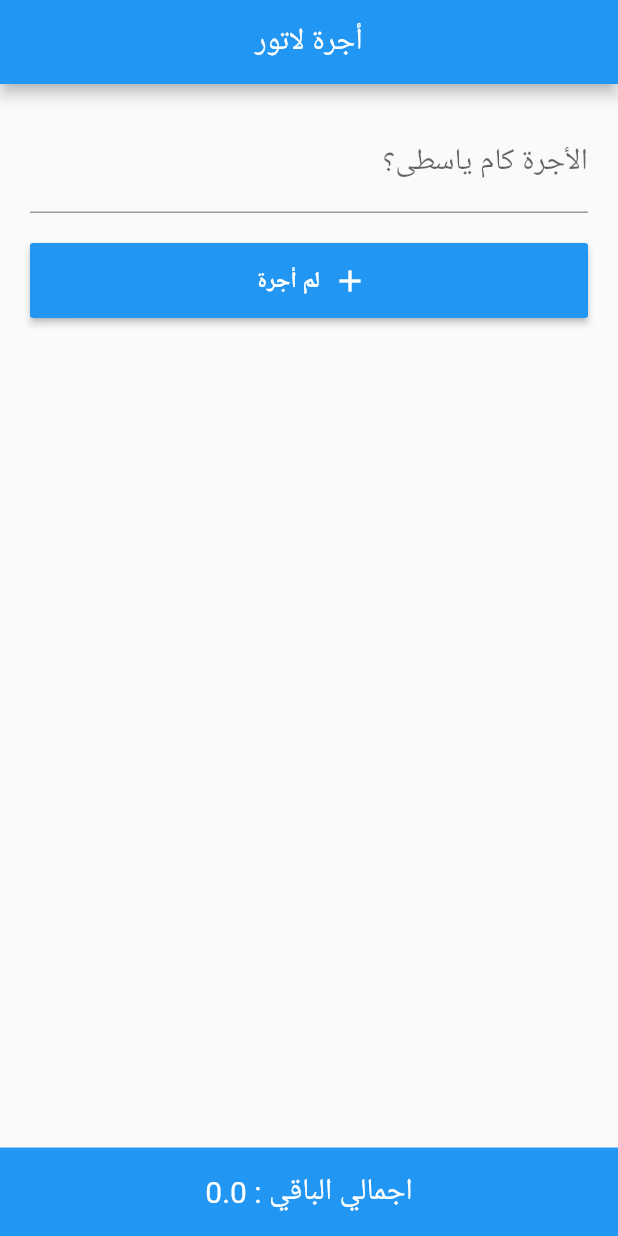
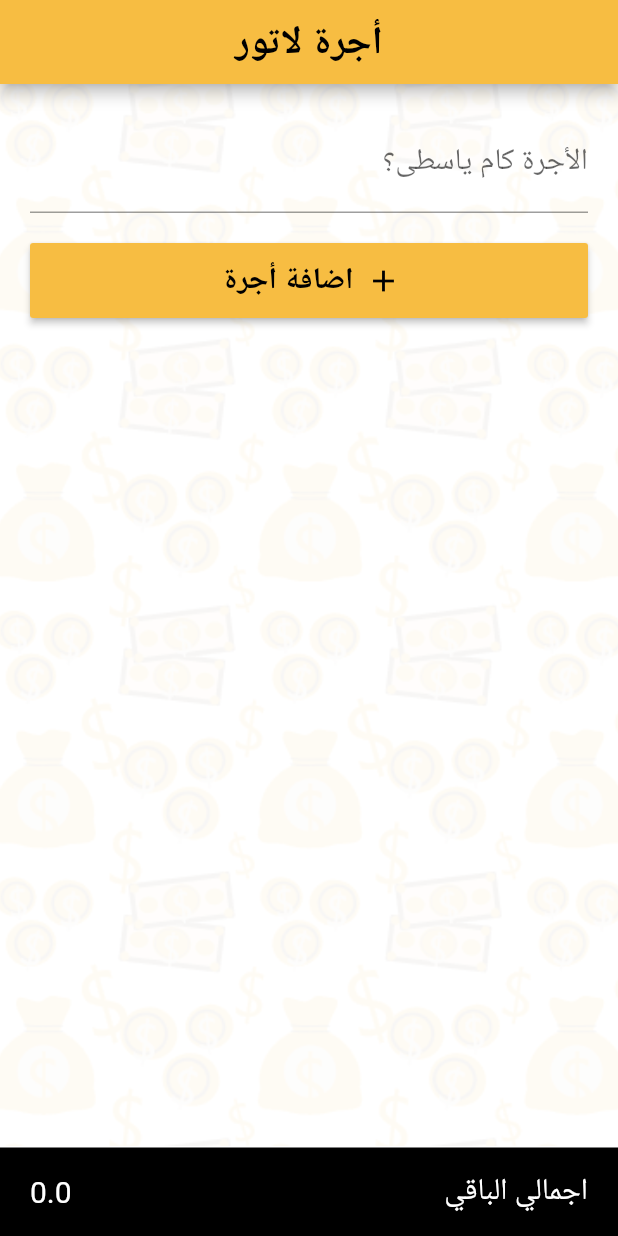
Before and after one commit to IT-Tick/ogralator, a Flutter app: the screen it shows after launch, on a phone screen of 412 x 824 dp. Run offline on Flutter 3.47's test engine with Material 2 defaults, Android fonts, the phone set to English and light mode, and no system bars; our stand-ins replace flutter_redux, hexcolor, redux.

Commit message:
Change home layout styles

```diff
--- a/lib/main.dart
+++ b/lib/main.dart
@@ -10,18 +10,15 @@ import 'package:ogralator/reducers/appState.reducer.dart';
 import 'package:ogralator/screens/calculator.screen.dart';
 
 void main() {
-
-    final store = Store<AppState>(appStateReducer, initialState: AppState.initialState());
-    runApp(OgralatorApp(
-        store: store
-    ));
+  final store =
+      Store<AppState>(appStateReducer, initialState: AppState.initialState());
+  runApp(OgralatorApp(store: store));
 }
 
 class OgralatorApp extends StatelessWidget {
   final Store<AppState> store;
 
   OgralatorApp({Key key, this.store}) : super(key: key);
-
 
   @override
   Widget build(BuildContext context) {
@@ -50,20 +47,22 @@ class OgralatorApp extends StatelessWidget {
               // Notice that the counter didn't reset back to zero; the application
               // is not restarted.
               primarySwatch: Colors.blue,
-            ),
+              primaryTextTheme: TextTheme(
+                  headline6: TextStyle(
+                color: Colors.black,
+                fontWeight: FontWeight.w600,
+                fontSize: 26,
+              ))),
           initialRoute: '/',
           routes: {
             // When navigating to the "/" route, build the FirstScreen widget.
             '/': (context) => StoreConnector<AppState, Store<AppState>>(
                   converter: (store) => store,
                   builder: (context, store) {
-                    return Calculator(
-                        store: store
-                    );
+                    return Calculator(store: store);
                   },
                 )
           },
-        )
-    );
+        ));
   }
 }
--- a/lib/screens/calculator.screen.dart
+++ b/lib/screens/calculator.screen.dart
@@ -1,4 +1,3 @@
-
 import 'package:flutter/material.dart';
 import 'package:flutter/services.dart';
 import 'package:ogralator/selectors/totalRemainder.selector.dart';
@@ -13,10 +12,12 @@ import 'package:ogralator/actions/fare.actions.dart';
 import 'package:ogralator/actions/passengersMoney.actions.dart';
 
 import 'package:ogralator/components/passengersGroupCard.component.dart';
+import 'package:hexcolor/hexcolor.dart';
 
 class Calculator extends StatelessWidget {
+  final Store<AppState> store;
+  final statusBarColor = HexColor("#F7BD42");
 
-    final Store<AppState> store;
   Calculator({Key key, @required this.store}) : super(key: key);
 
   void _fareChanged(text) {
@@ -30,6 +31,7 @@ class Calculator extends StatelessWidget {
 
   @override
   Widget build(BuildContext context) {
+
     // This method is rerun every time setState is called, for instance as done
     // by the _incrementCounter method above.
     //
@@ -38,11 +40,18 @@ class Calculator extends StatelessWidget {
     // than having to individually change instances of widgets.
     return Scaffold(
         appBar: AppBar(
+          backgroundColor: statusBarColor, // status bar color
+
           // Here we take the value from the MyHomePage object that was created by
           // the App.build method, and use it to set our appbar title.
           title: Center(child: Text('أجرة لاتور')),
         ),
-            body: Column(
+        body: Container(
+            decoration: BoxDecoration(
+                image: DecorationImage(
+                    image: AssetImage("lib/assets/wallpaper.png"),
+                    fit: BoxFit.cover)),
+            child: Column(
               children: <Widget>[
                 Expanded(
                   child: ListView(
@@ -55,7 +64,8 @@ class Calculator extends StatelessWidget {
                           crossAxisAlignment: CrossAxisAlignment.center,
                           children: <Widget>[
                             TextField(
-                                                decoration: InputDecoration(labelText: "الأجرة كام ياسطى؟"),
+                                decoration: InputDecoration(
+                                    labelText: "الأجرة كام ياسطى؟"),
                                 keyboardType: TextInputType.number,
                                 inputFormatters: <TextInputFormatter>[
                                   WhitelistingTextInputFormatter(doubleRegExp)
@@ -63,41 +73,41 @@ class Calculator extends StatelessWidget {
                                 onChanged: _fareChanged,
                                 style: TextStyle(
                                   fontSize: 20,
-                                                )
-                                            ),
-
+                                  decorationColor: statusBarColor,
+                                )),
                             SizedBox(height: 20),
-
                             Column(
-                                                children: store.state.passengersGroups.map((group) =>
-                                                    Container(
+                                children: store.state.passengersGroups
+                                    .map((group) => Container(
                                           child: PassengersGroupCard(
                                             fare: store.state.fare ?? 0,
                                             group: group,
-                                                            updateGroup: ({int numberOfPassengers, double paidMoney}) => store.dispatch(EditPassengersGroupAction(
-                                                                group,
-                                                                numberOfPassengers: numberOfPassengers,
-                                                                paidMoney: paidMoney
-                                                            )),
-                                                            removeCard: () => store.dispatch(DeletePassengersGroupAction(group)),
+                                            updateGroup: (
+                                                    {int numberOfPassengers,
+                                                    double paidMoney}) =>
+                                                store.dispatch(
+                                                    EditPassengersGroupAction(group,
+                                                        numberOfPassengers:
+                                                            numberOfPassengers,
+                                                        paidMoney: paidMoney)),
+                                            removeCard: () => store.dispatch(
+                                                DeletePassengersGroupAction(
+                                                    group)),
                                           ),
-                                                    )
-                                                ).toList()
-                                            ),
-
+                                        ))
+                                    .toList()),
                             ButtonTheme(
                                 height: 50,
                                 minWidth: double.infinity,
+                                buttonColor: statusBarColor,
                                 child: RaisedButton.icon(
                                     onPressed: _newPassengersGroup,
-                                                    color: Colors.blue,
-                                                    textColor: Colors.white,
-                                                    label: Text("لم أجرة"),
-                                                    icon: Icon(
-                                                        Icons.add
-                                                    )
-                                                )
-                                            )
+                                    textColor: Colors.black,
+                                    label: Text(
+                                      "اضافة أجرة",
+                                      style: TextStyle(fontSize: 20),
+                                    ),
+                                    icon: Icon(Icons.add)))
                           ],
                         ),
                       )
@@ -109,24 +119,30 @@ class Calculator extends StatelessWidget {
                     height: 60,
                     child: Container(
                       decoration: const BoxDecoration(
-                                color: Colors.blue,
+                          color: Colors.black,
                           border: Border(
-                                    top: BorderSide( width: 1, color: Colors.white )
-                                )
-                            ),
-                            child: Center(
+                              top: BorderSide(width: 1, color: Colors.white))),
+                      child: Padding(
+                        padding: EdgeInsets.fromLTRB(20, 0, 20, 0),
+                        child: Row(
+                          children: [
+                            Expanded(
                               child: Text(
-                                    "اجمالي الباقي : "+totalRemainder(store.state).toString(),
+                                "اجمالي الباقي",
                                 style: TextStyle(
-                                        fontSize: 20,
-                                        color: Colors.white
+                                    fontSize: 20, color: Colors.white),
                               ),
                             ),
-                            ),
-                        )
+                            Text(
+                              totalRemainder(store.state).toString(),
+                              style:
+                                  TextStyle(fontSize: 20, color: Colors.white),
                             )
                           ],
-            )
-        );
+                        ),
+                      ),
+                    ))
+              ],
+            )));
   }
 }
--- a/pubspec.yaml
+++ b/pubspec.yaml
@@ -17,6 +17,7 @@ environment:
   sdk: ">=2.1.0 <3.0.0"
 
 dependencies:
+  hexcolor: 1.0.6
   flutter:
     sdk: flutter
   flutter_redux: ^0.6.0
@@ -47,9 +48,8 @@ flutter:
   uses-material-design: true
 
   # To add assets to your application, add an assets section, like this:
-  # assets:
-  #  - images/a_dot_burr.jpeg
-  #  - images/a_dot_ham.jpeg
+  assets:
+   - lib/assets/wallpaper.png
 
   # An image asset can refer to one or more resolution-specific "variants", see
   # https://flutter.dev/assets-and-images/#resolution-aware.
```
Also changed, not shown: lib/assets/wallpaper.png (added), pubspec.lock. Lines whose indentation alone changed are shown as unchanged.
